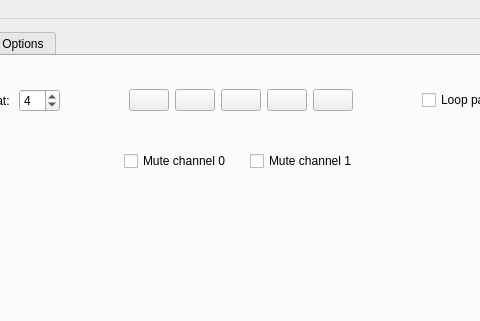
First picture: the form in mainwindow.ui, repository steux/tiatracker, before the edit; both pictures show x 291 to 771 and y 0 to 321 of the 1064 by 783 pixel window.
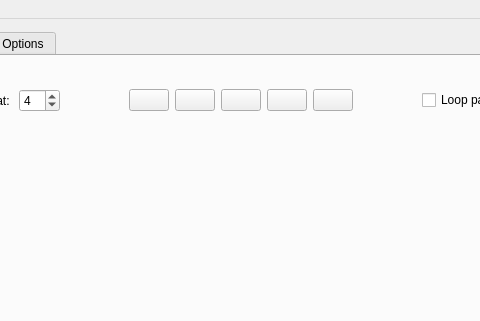
Second picture: the form after the edit. Icons and pictures are not drawn. Custom widgets are drawn as their Qt base class.

Commit message: - changed colors - ins/perc buttons work

Patch:
```diff
--- a/mainwindow.ui
+++ b/mainwindow.ui
@@ -178,39 +178,6 @@
           </layout>
          </widget>
         </item>
-        <item alignment="Qt::AlignHCenter">
-         <widget class="QWidget" name="widget_14" native="true">
-          <property name="sizePolicy">
-           <sizepolicy hsizetype="Preferred" vsizetype="Minimum">
-            <horstretch>0</horstretch>
-            <verstretch>0</verstretch>
-           </sizepolicy>
-          </property>
-          <layout class="QHBoxLayout" name="horizontalLayout_11">
-           <item>
-            <widget class="QCheckBox" name="checkBox">
-             <property name="text">
-              <string>Mute channel 0</string>
-             </property>
-            </widget>
-           </item>
-           <item>
-            <widget class="QLabel" name="label_11">
-             <property name="text">
-              <string/>
-             </property>
-            </widget>
-           </item>
-           <item>
-            <widget class="QCheckBox" name="checkBox_2">
-             <property name="text">
-              <string>Mute channel 1</string>
-             </property>
-            </widget>
-           </item>
-          </layout>
-         </widget>
-        </item>
         <item>
          <widget class="QWidget" name="widget_10" native="true">
           <property name="sizePolicy">
```
The commit also changes 2 other files.
